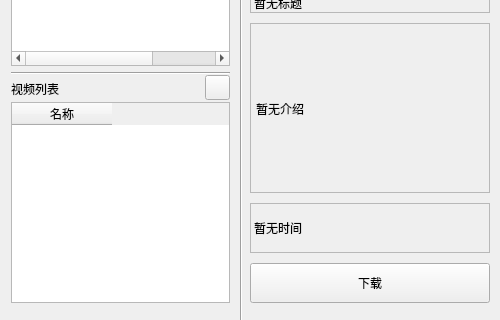
Qt form src/ui/ctvd.ui (letr007/CCTVVideoDownloader) before a commit; both pictures show x 0 to 500 and y 190 to 510 of the 500 by 510 pixel window.
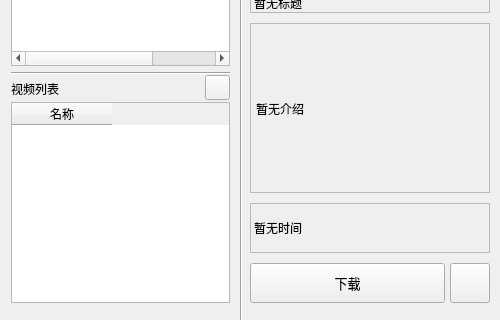
The same form after that commit. Icons and pictures are not drawn.

Commit message: :lipstick:添加独立设置按钮

```diff
--- a/src/ui/ctvd.ui
+++ b/src/ui/ctvd.ui
@@ -255,13 +255,28 @@
      <rect>
       <x>250</x>
       <y>430</y>
-      <width>240</width>
+      <width>195</width>
       <height>40</height>
      </rect>
     </property>
+    <property name="font">
+     <font>
+      <pointsize>10</pointsize>
+     </font>
+    </property>
     <property name="text">
      <string>下载</string>
     </property>
+    <property name="icon">
+     <iconset resource="../resources/resources.qrc">
+      <normaloff>:/download.png</normaloff>:/download.png</iconset>
+    </property>
+    <property name="iconSize">
+     <size>
+      <width>14</width>
+      <height>14</height>
+     </size>
+    </property>
    </widget>
    <widget class="QLabel" name="label_time">
     <property name="geometry">
@@ -279,6 +294,29 @@
      <string>&lt;html&gt;&lt;head/&gt;&lt;body&gt;&lt;p&gt;暂无时间&lt;/p&gt;&lt;/body&gt;&lt;/html&gt;</string>
     </property>
    </widget>
+   <widget class="QPushButton" name="settings">
+    <property name="geometry">
+     <rect>
+      <x>450</x>
+      <y>430</y>
+      <width>40</width>
+      <height>40</height>
+     </rect>
+    </property>
+    <property name="text">
+     <string/>
+    </property>
+    <property name="icon">
+     <iconset resource="../resources/resources.qrc">
+      <normaloff>:/setting.png</normaloff>:/setting.png</iconset>
+    </property>
+    <property name="iconSize">
+     <size>
+      <width>14</width>
+      <height>14</height>
+     </size>
+    </property>
+   </widget>
   </widget>
   <widget class="QMenuBar" name="menubar">
    <property name="geometry">
```
The commit also changes 4 other files.
